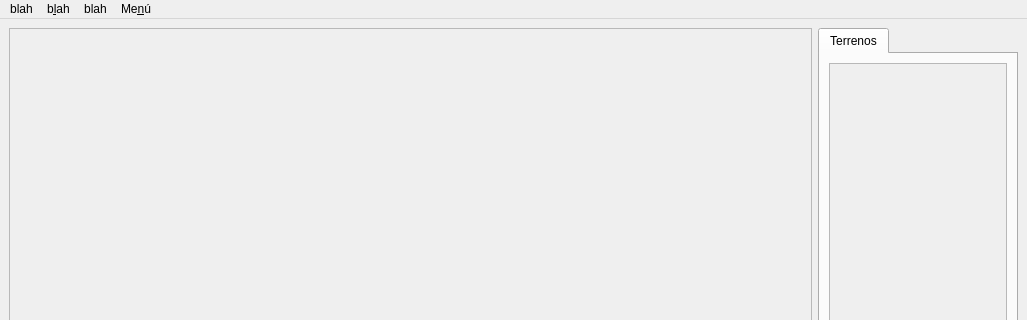
The window that ui/Editor.ui (santiago-alvarezjulia/EditorMapa) describes before a commit, drawn with Qt 5; both pictures show x 0 to 1027 and y 0 to 320 of the 1027 by 590 pixel window.
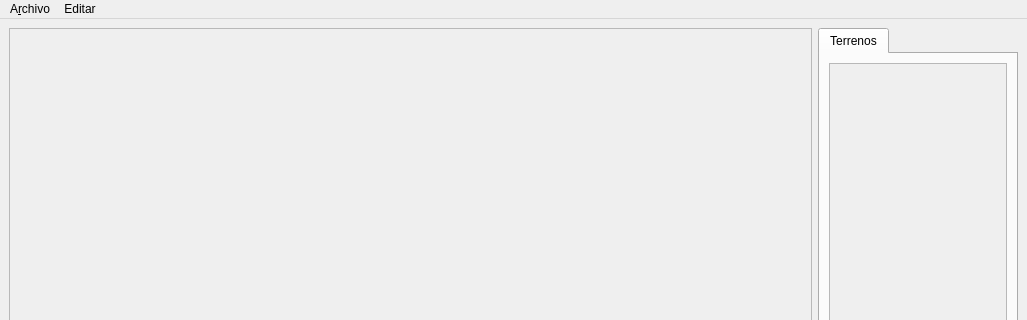
The same window after the commit.

Commit message: conecto QActions del menu bar

What changed in the file:
```diff
--- a/ui/Editor.ui
+++ b/ui/Editor.ui
@@ -162,36 +162,24 @@
      <x>0</x>
      <y>0</y>
      <width>1027</width>
-     <height>30</height>
+     <height>21</height>
     </rect>
    </property>
-   <widget class="QMenu" name="menuMen">
+   <widget class="QMenu" name="menuArchivo">
     <property name="title">
-     <string>Me&amp;nú</string>
+     <string>A&amp;rchivo</string>
     </property>
     <addaction name="actionagregar_items"/>
     <addaction name="actiondesde_el_designer"/>
     <addaction name="action_Salir_etc"/>
    </widget>
-   <widget class="QMenu" name="menuEspacio">
+   <widget class="QMenu" name="menuEditar">
     <property name="title">
-     <string>blah</string>
+     <string>Editar</string>
     </property>
    </widget>
-   <widget class="QMenu" name="menublah">
-    <property name="title">
-     <string>b&amp;lah</string>
-    </property>
-   </widget>
-   <widget class="QMenu" name="menublah_2">
-    <property name="title">
-     <string>blah</string>
-    </property>
-   </widget>
-   <addaction name="menuEspacio"/>
-   <addaction name="menublah"/>
-   <addaction name="menublah_2"/>
-   <addaction name="menuMen"/>
+   <addaction name="menuArchivo"/>
+   <addaction name="menuEditar"/>
   </widget>
   <action name="actionagregar_items">
    <property name="text">
```
Left out of the diff: 48 changed lines with no effect on the pictures. The commit also changes 2 other files.
